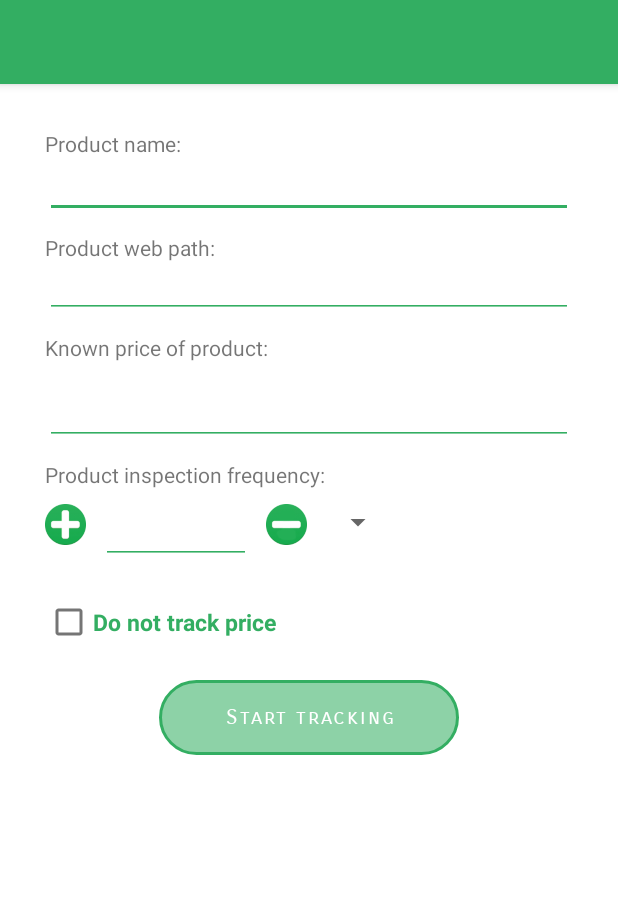
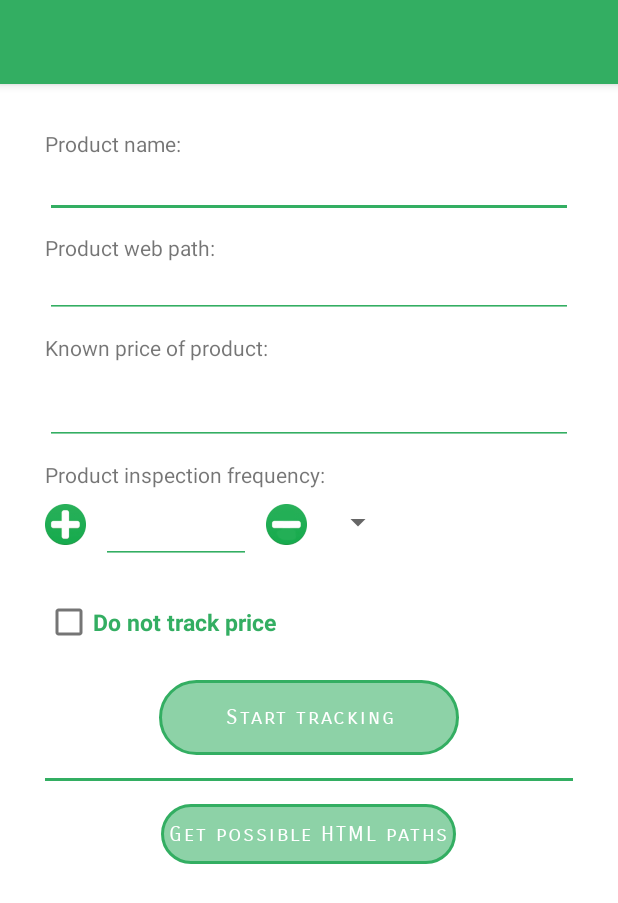
Before and after one commit to david3355/Foxhound, an Android app: the layout activity_new_product.xml on its own in the app's theme, with its tools: preview values and no code run, on a phone screen of 412 x 824 dp. Shown: the top 903 px of the screen. Run offline under Robolectric (Android 15) with nearby library versions, the phone set to English and light mode, and no system bars.

Commit message:
Fix webserver management, get price path possibilities

```diff
--- a/app/src/main/java/com/jagerdev/foxhoundpricetracker/WebService.java
+++ b/app/src/main/java/com/jagerdev/foxhoundpricetracker/WebService.java
@@ -3,6 +3,7 @@ package com.jagerdev.foxhoundpricetracker;
 import android.app.Service;
 import android.content.Intent;
 import android.os.IBinder;
+import android.widget.Toast;
 
 import com.jagerdev.foxhoundpricetracker.webpage.MiniGUIServer;
 import com.jagerdev.foxhoundpricetracker.webpage.MiniRESTServer;
@@ -44,6 +45,7 @@ public class WebService extends Service implements OnInvalidInput
        {
               startGUIServer();
               startRESTServer();
+              Toast.makeText(this, "Webservice started.", Toast.LENGTH_SHORT).show();
               return super.onStartCommand(intent, flags, startId);
        }
 
@@ -57,6 +59,7 @@ public class WebService extends Service implements OnInvalidInput
               } catch (Exception e)
               {
               }
+              Toast.makeText(this, "Webservice stopped.", Toast.LENGTH_SHORT).show();
               super.onDestroy();
        }
 
--- /dev/null
+++ b/app/src/main/res/drawable/bordered_background.xml
@@ -0,0 +1,10 @@
+<?xml version="1.0" encoding="utf-8"?>
+<shape
+    xmlns:android="http://schemas.android.com/apk/res/android">
+    <stroke android:color="@color/colorSpringGreen" android:width="2dp" />
+    <corners
+        android:radius="10dp" />
+
+    <solid android:color="#5BD2FFC0"  />
+
+</shape>
--- a/app/src/main/res/layout/activity_new_product.xml
+++ b/app/src/main/res/layout/activity_new_product.xml
@@ -170,6 +170,42 @@
 
             </LinearLayout>
 
+            <LinearLayout
+                android:layout_width="match_parent"
+                android:layout_height="2dp"
+                android:layout_gravity="center"
+                android:layout_marginBottom="5dp"
+                android:layout_marginTop="5dp"
+                android:layout_weight="1"
+                android:background="@color/colorSpringGreen"
+                android:divider="?android:dividerHorizontal"
+                android:gravity="center"
+                android:orientation="vertical"
+                android:showDividers="middle"/>
+
+            <Button
+                android:id="@+id/btn_get_possible_paths"
+                android:layout_width="wrap_content"
+                android:layout_height="40dp"
+                android:padding="5dp"
+                android:layout_gravity="center_horizontal"
+                android:layout_margin="10dp"
+                android:background="@drawable/button_default"
+                android:fontFamily="sans-serif-smallcaps"
+                android:scaleType="fitCenter"
+                android:text="Get possible HTML paths"
+                android:textAllCaps="false"
+                />
+
+            <LinearLayout
+                android:id="@+id/panel_price_path_possibilities"
+                android:layout_width="match_parent"
+                android:layout_height="wrap_content"
+                android:orientation="vertical"
+                android:background="@drawable/bordered_background">
+
+            </LinearLayout>
+
         </LinearLayout>
     </LinearLayout>
 </ScrollView>
```
Also changed, not shown: app/src/main/java/com/jagerdev/foxhoundpricetracker/FloatingCopyService.java (+9 -2 lines), app/src/main/java/com/jagerdev/foxhoundpricetracker/MainActivity.java (+23 -12 lines), app/src/main/java/com/jagerdev/foxhoundpricetracker/NewProductActivity.java (+81 -4 lines), app/src/main/java/com/jagerdev/foxhoundpricetracker/products/ProductRegisterEvents.java (added, +10 -0 lines), app/src/main/java/com/jagerdev/foxhoundpricetracker/products/ProductRegisteredEvent.java (deleted, +0 -7 lines), app/src/main/res/drawable/possible_path_background.xml (added, +10 -0 lines), app/src/main/res/layout/possible_path.xml (added, +15 -0 lines), 1 other file.
